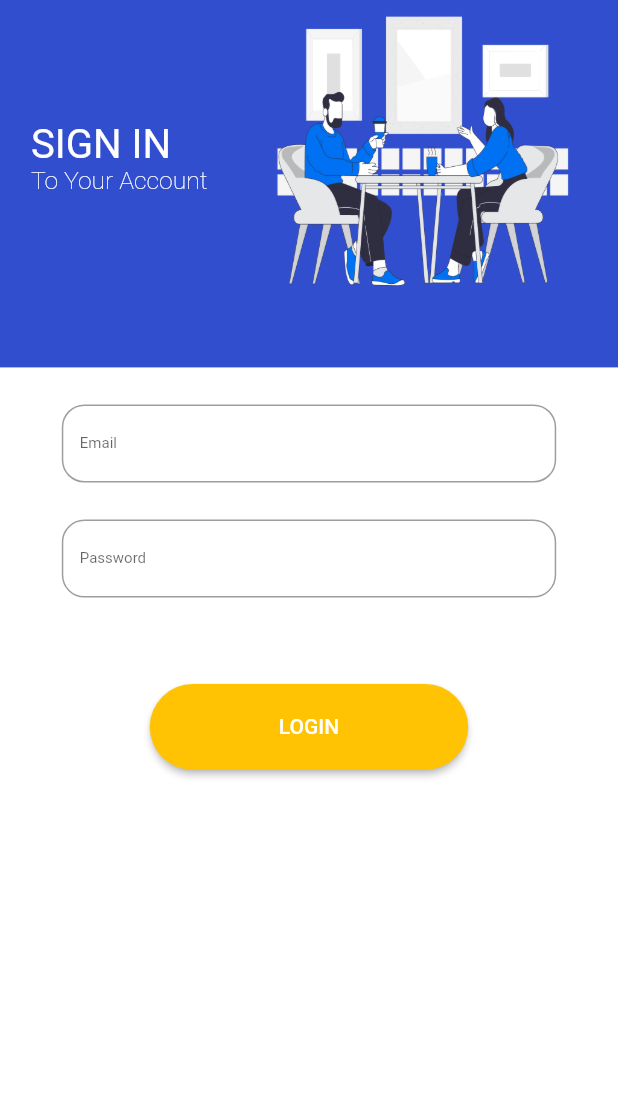
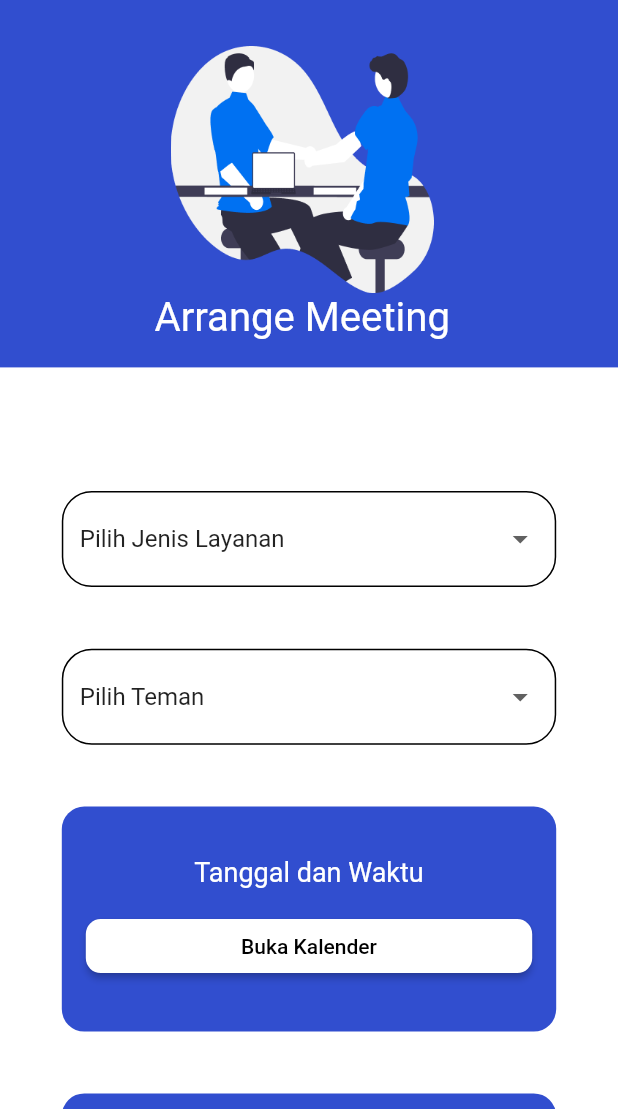
Before and after one commit to kadhisarei/BK-Flutter, a Flutter app: the screen it shows after launch, on a phone screen of 412 x 824 dp, the part 127-1236 px from its top. Run offline on Flutter 3.47's test engine with Material 2 defaults, Android fonts, the light colour scheme and no system bars; our stand-ins replace animated_splash_screen, flutter_datetime_picker, hexcolor, lottie, page_transition, shared_preferences; network calls fail.

Commit message:
jadwal screen

```diff
--- a/lib/Models/Konsuling.dart
+++ b/lib/Models/Konsuling.dart
@@ -17,7 +17,7 @@ Future<List<History>> getHistory() async {
 
   print(id);
 
-  String urlLocal = "http://version-educators.at.ply.gg:42438/api/history/$id";
+  String urlLocal = "http://awards-reflected.gl.at.ply.gg:7703/api/history/$id";
 
   var result = await http.get(Uri.parse(urlLocal));
 
--- a/lib/helper/constant.dart
+++ b/lib/helper/constant.dart
@@ -14,7 +14,7 @@ Color secondaryColor = HexColor('#1F7879');
 Color secondaryTextColor = HexColor('#658E92');
 
 // API Url
- String apiUrl='http://version-educators.at.ply.gg:42438/api';
+ String apiUrl='http://awards-reflected.gl.at.ply.gg:7703/api';
 
 spancer({
   double w = 0,
--- /dev/null
+++ b/lib/jadwal.dart
@@ -0,0 +1,321 @@
+import 'dart:convert';
+
+import 'package:bk_flutter/home.dart';
+import 'package:bk_flutter/master.dart';
+import 'package:bk_flutter/method/api.dart';
+import 'package:flutter/material.dart';
+import 'package:bk_flutter/helper/constant.dart';
+import 'package:shared_preferences/shared_preferences.dart';
+import 'package:flutter_datetime_picker/flutter_datetime_picker.dart';
+
+class Jadwal extends StatefulWidget {
+  const Jadwal({super.key});
+
+  @override
+  State<Jadwal> createState() => _JadwalState();
+}
+
+class _JadwalState extends State<Jadwal> {
+  TextEditingController dateInput = TextEditingController();
+
+  String selectedValue1 = "jenis";
+  List<DropdownMenuItem<String>> get JenisLayanan {
+    List<DropdownMenuItem<String>> menuItems = [
+      DropdownMenuItem(child: Text("Pilih Jenis Layanan"), value: "jenis"),
+      DropdownMenuItem(child: Text("Bimbingan Pribadi"), value: "Pribadi"),
+      DropdownMenuItem(child: Text("Bimbingan Belajar"), value: "Belajar"),
+      DropdownMenuItem(child: Text("Bimbingan Karir"), value: "Karir"),
+      DropdownMenuItem(child: Text("Bimbingan Sosial"), value: "Sosial"),
+    ];
+    return menuItems;
+  }
+
+  String selectedValue2 = "Pilih Teman";
+  List<DropdownMenuItem<String>> get NamaTeman {
+    List<DropdownMenuItem<String>> menuItems = [
+      DropdownMenuItem(child: Text("Pilih Teman"), value: "Pilih Teman"),
+      DropdownMenuItem(child: Text("Placeholder"), value: "Placeholder"),
+      DropdownMenuItem(child: Text("Placeholder"), value: "Placeholder"),
+      DropdownMenuItem(child: Text("Placeholder"), value: "Placeholder"),
+    ];
+    return menuItems;
+  }
+
+  @override
+  void initState() {
+    dateInput.text = ""; //set the initial value of text field
+    super.initState();
+  }
+
+  @override
+  Widget build(BuildContext context) {
+    return Scaffold(
+      backgroundColor: Color.fromARGB(255, 255, 255, 255),
+      body: LayoutBuilder(
+        builder: (context, constraints) {
+          return SingleChildScrollView(
+            child: ConstrainedBox(
+              constraints: BoxConstraints(minHeight: constraints.maxHeight),
+              child: IntrinsicHeight(
+                child: Stack(
+                  children: [
+                    Positioned(
+                      child: Container(
+                        height: constraints.maxHeight * 0.4,
+                        color: Color.fromARGB(255, 49, 78, 207),
+                      ),
+                    ),
+                    Positioned(
+                      top: constraints.maxHeight * 0.07,
+                      left: constraints.maxWidth * 0.05,
+                      child: Image.asset(
+                        'assets/images/Logo.png',
+                        scale: constraints.maxWidth * 0.004,
+                      ),
+                    ),
+                    Positioned(
+                        top: constraints.maxHeight * 0.14,
+                        left: constraints.maxWidth * 0.25,
+                        child: Column(
+                          children: [
+                            Image.asset(
+                              'assets/images/meeting.png',
+                              height: constraints.maxHeight * 0.20,
+                            ),
+                            Text(
+                              'Arrange Meeting',
+                              style: TextStyle(
+                                color: Colors.white,
+                                fontSize: constraints.maxWidth * 0.065,
+                              ),
+                            )
+                          ],
+                        )),
+                    Form(
+                      child: SingleChildScrollView(
+                        padding: EdgeInsets.fromLTRB(
+                          constraints.maxWidth * 0.1,
+                          constraints.maxHeight * 0.5,
+                          constraints.maxWidth * 0.1,
+                          0,
+                        ),
+                        child: Column(
+                          children: [
+                            DropdownButtonFormField(
+                                decoration: InputDecoration(
+                                  enabledBorder: OutlineInputBorder(
+                                    borderSide: BorderSide(
+                                        color: Colors.black, width: 1),
+                                    borderRadius: BorderRadius.circular(20),
+                                  ),
+                                  border: OutlineInputBorder(
+                                    borderSide: BorderSide(
+                                        color: Colors.black, width: 1),
+                                    borderRadius: BorderRadius.circular(20),
+                                  ),
+                                  filled: true,
+                                  fillColor: Color.fromARGB(255, 255, 255, 255),
+                                ),
+                                dropdownColor:
+                                    Color.fromARGB(255, 255, 255, 255),
+                                value: selectedValue1,
+                                onChanged: (String? newValue) {
+                                  setState(() {
+                                    selectedValue1 = newValue!;
+                                  });
+                                },
+                                items: JenisLayanan),
+                            SizedBox(height: constraints.maxHeight * 0.05),
+                            DropdownButtonFormField(
+                                decoration: InputDecoration(
+                                  enabledBorder: OutlineInputBorder(
+                                    borderSide: BorderSide(
+                                        color: Colors.black, width: 1),
+                                    borderRadius: BorderRadius.circular(20),
+                                  ),
+                                  border: OutlineInputBorder(
+                                    borderSide: BorderSide(
+                                        color: Colors.black, width: 1),
+                                    borderRadius: BorderRadius.circular(20),
+                                  ),
+                                  filled: true,
+                                  fillColor: Color.fromARGB(255, 255, 255, 255),
+                                ),
+                                dropdownColor:
+                                    Color.fromARGB(255, 255, 255, 255),
+                                value: selectedValue2,
+                                onChanged: (String? newValue) {
+                                  setState(() {
+                                    selectedValue2 = newValue!;
+                                  });
+                                },
+                                items: NamaTeman),
+                            SizedBox(height: constraints.maxHeight * 0.05),
+                            Container(
+                              width: double.infinity,
+                              height: 150,
+                              decoration: BoxDecoration(
+                                  color: Color.fromARGB(255, 49, 78, 207),
+                                  borderRadius: BorderRadius.circular(15)),
+                              padding: EdgeInsets.all(16),
+                              child: Column(
+                                mainAxisAlignment: MainAxisAlignment.center,
+                                crossAxisAlignment: CrossAxisAlignment.center,
+                                children: [
+                                  Text(
+                                    'Tanggal dan Waktu',
+                                    style: TextStyle(
+                                      fontSize: 18,
+                                      fontWeight: FontWeight.normal,
+                                      color: Colors.white,
+                                    ),
+                                  ),
+                                  SizedBox(height: 15),
+                                  Row(
+                                    children: [
+                                      Expanded(
+                                          child: ElevatedButton(
+                                              style: ElevatedButton.styleFrom(
+                                                backgroundColor: Colors.white,
+                                                shape: RoundedRectangleBorder(
+                                                  borderRadius:
+                                                      BorderRadius.circular(10),
+                                                ),
+                                              ),
+                                              onPressed: () {
+                                                DatePicker.showDatePicker(
+                                                    context,
+                                                    showTitleActions: true,
+                                                    minTime:
+                                                        DateTime(2023, 1, 1),
+                                                    maxTime:
+                                                        DateTime(2025, 1, 1),
+                                                    onChanged: (date) {
+                                                  print('change $date');
+                                                }, onConfirm: (date) {
+                                                  print('confirm $date');
+                                                },
+                                                    currentTime: DateTime.now(),
+                                                    locale: LocaleType.id);
+                                              },
+                                              child: Text(
+                                                'Buka Kalender',
+                                                style: TextStyle(
+                                                    color: Color.fromARGB(
+                                                        255, 0, 0, 0)),
+                                              ))),
+                                    ],
+                                  ),
+                                ],
+                              ),
+                            ),
+                            SizedBox(height: constraints.maxHeight * 0.05),
+                            Container(
+                              width: double.infinity,
+                              height: 150,
+                              decoration: BoxDecoration(
+                                  color: Color.fromARGB(255, 49, 78, 207),
+                                  borderRadius: BorderRadius.circular(15)),
+                              padding: EdgeInsets.all(16),
+                              child: Column(
+                                mainAxisAlignment: MainAxisAlignment.center,
+                                crossAxisAlignment: CrossAxisAlignment.center,
+                                children: [
+                                  Text(
+                                    'Tempat Konseling',
+                                    style: TextStyle(
+                                      fontSize: 18,
+                                      fontWeight: FontWeight.normal,
+                                      color: Colors.white,
+                                    ),
+                                  ),
+                                  SizedBox(height: 15),
+                                  Row(
+                                    children: [
+                                      Expanded(
+                                        child: TextField(
+                                          decoration: InputDecoration(
+                                            labelText: 'Masukan Lokasi...',
+                                            fillColor: Colors.white,
+                                            filled: true,
+                                          ),
+                                        ),
+                                      ),
+                                    ],
+                                  ),
+                                ],
+                              ),
+                            ),
+                            SizedBox(height: constraints.maxHeight * 0.05),
+                            Container(
+                              width: double.infinity,
+                              height: 150,
+                              decoration: BoxDecoration(
+                                  color: Color.fromARGB(255, 49, 78, 207),
+                                  borderRadius: BorderRadius.circular(15)),
+                              padding: EdgeInsets.all(16),
+                              child: Column(
+                                mainAxisAlignment: MainAxisAlignment.center,
+                                crossAxisAlignment: CrossAxisAlignment.center,
+                                children: [
+                                  Text(
+                                    'Topik Pembicaraan',
+                                    style: TextStyle(
+                                      fontSize: 18,
+                                      fontWeight: FontWeight.normal,
+                                      color: Colors.white,
+                                    ),
+                                  ),
+                                  SizedBox(height: 15),
+                                  Row(
+                                    children: [
+                                      Expanded(
+                                        child: TextField(
+                                          decoration: InputDecoration(
+                                            labelText: 'Masukan Topik...',
+                                            fillColor: Colors.white,
+                                            filled: true,
+                                          ),
+                                        ),
+                                      ),
+                                    ],
+                                  ),
+                                ],
+                              ),
+                            ),
+                            SizedBox(height: constraints.maxHeight * 0.07),
+                            SizedBox(
+                              width: double.infinity,
+                              child: ElevatedButton(
+                                onPressed: () {},
+                                style: ElevatedButton.styleFrom(
+                                  backgroundColor:
+                                      Color.fromARGB(255, 255, 195, 3),
+                                  shape: RoundedRectangleBorder(
+                                    borderRadius: BorderRadius.circular(15),
+                                  ),
+                                ),
+                                child: Padding(
+                                  padding: EdgeInsets.symmetric(
+                                    horizontal: constraints.maxWidth * 0.15,
+                                    vertical: constraints.maxHeight * 0.02,
+                                  ),
+                                  child: Text('SUBMIT'),
+                                ),
+                              ),
+                            ),
+                            SizedBox(height: constraints.maxHeight * 0.07),
+                          ],
+                        ),
+                      ),
+                    ),
+                  ],
+                ),
+              ),
+            ),
+          );
+        },
+      ),
+    );
+  }
+}
--- a/lib/main.dart
+++ b/lib/main.dart
@@ -1,4 +1,5 @@
 import 'package:bk_flutter/home.dart';
+import 'package:bk_flutter/jadwal.dart';
 import 'package:bk_flutter/master.dart';
 import 'package:flutter/material.dart';
 import 'package:animated_splash_screen/animated_splash_screen.dart';
@@ -34,7 +35,7 @@ class MyWidget extends StatelessWidget {
                 Image.asset('assets/images/Logo.png'),
               ],
             )),
-            nextScreen: HomePage(),
+            nextScreen: Jadwal(),
             splashTransition: SplashTransition.sizeTransition,
             pageTransitionType: PageTransitionType.fade,
           ),
--- a/pubspec.yaml
+++ b/pubspec.yaml
@@ -40,6 +40,7 @@ dependencies:
   shared_preferences: ^2.0.15
   animated_splash_screen: ^1.3.0
   lottie: ^2.3.2
+  flutter_datetime_picker: ^1.5.1
 
 dev_dependencies:
   flutter_test:
@@ -68,6 +69,7 @@ flutter:
 
     - assets/images/Logo.png
     - assets/images/Coffee.png
+    - assets/images/meeting.png
   #   - images/a_dot_ham.jpeg
 
 
```
Also changed, not shown: assets/images/meeting.png (added), pubspec.lock.
